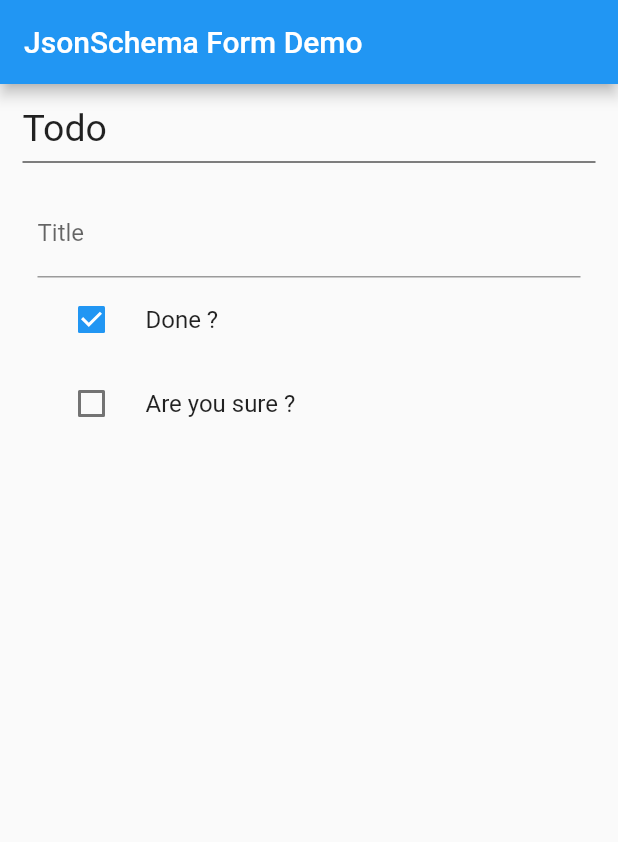
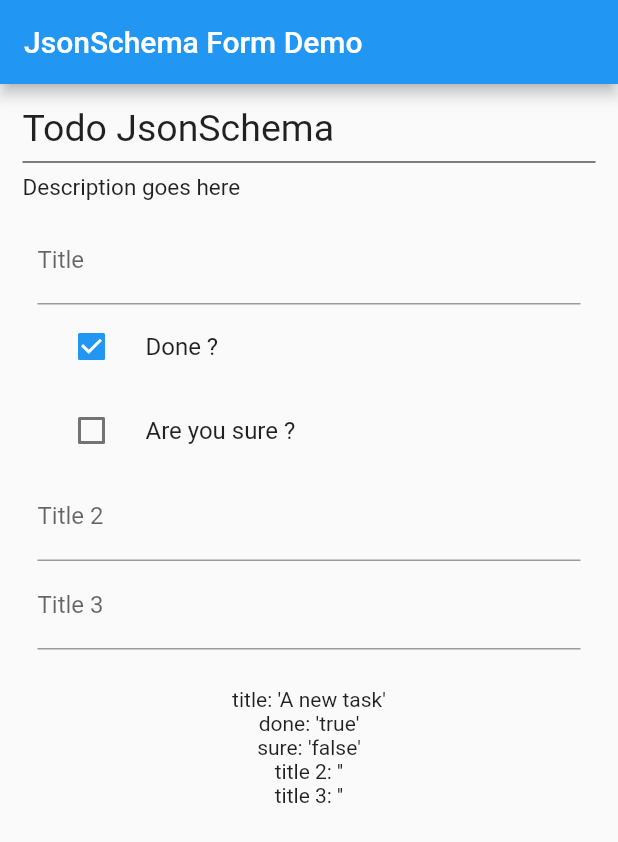
Before and after one commit to caztial/flutter-json-schema-form, a Flutter app: the screen it shows after launch, on a phone screen of 412 x 824 dp. Shown: the top 842 px of the screen. Run offline on Flutter 3.47's test engine with Material 2 defaults, Android fonts, the phone set to English and light mode, and no system bars; our stand-ins replace rxdart.

Commit message:
Added data binding to the form properties and display them

```diff
--- a/assets/testSchema.json
+++ b/assets/testSchema.json
@@ -1,10 +1,13 @@
 {
-  "title": "Todo",
+  "title": "Todo JsonSchema",
+  "description" : "Description goes here",
   "type": "object",
   "required": ["title"],
   "properties": {
     "title": {"type": "string", "title": "Title", "default": "A new task"},
     "done": {"type": "boolean", "title": "Done ?", "default": true},
-    "sure": {"type": "boolean", "title": "Are you sure ?", "default": false}
+    "sure": {"type": "boolean", "title": "Are you sure ?", "default": false},
+    "title 2": {"type": "string", "title": "Title 2"},
+    "title 3": {"type": "string", "title": "Title 3"}
   }
 }
--- a/lib/bloc/JsonSchemaBloc.dart
+++ b/lib/bloc/JsonSchemaBloc.dart
@@ -1,15 +1,69 @@
+import 'dart:async';
+
 import 'package:flutter/services.dart';
+import 'package:flutter_jsonschema/models/Properties.dart';
 import 'dart:convert';
-
+import 'package:rxdart/subjects.dart';
 import 'package:flutter_jsonschema/models/Schema.dart';
 
-class JsonSchemaBloc{
+class JsonSchemaBloc {
+  Map<String, BehaviorSubject<dynamic>> _formData =
+      Map<String, BehaviorSubject<dynamic>>();
 
-  Future<Schema> readFromFile() async{
-    String content = await rootBundle.loadString('assets/testSchema.json');
-    Map<String, dynamic> jsonMap =json.decode(content);
-    return Schema.fromJson(jsonMap);
+  Map<String, Stream<dynamic>> formData = Map<String, Stream<dynamic>>();
+
+  StreamController<Map<String, dynamic>> jsonDataAdd =
+      StreamController<Map<String, dynamic>>();
+
+  BehaviorSubject<Schema> _jsonSchema =
+      BehaviorSubject<Schema>(seedValue: null);
+
+  Stream<Schema> get jsonSchema => _jsonSchema;
+
+  JsonSchemaBloc() {
+    _jsonSchema.stream.listen((schema) {
+      initDataBinding(schema.properties);
+    });
+
+    jsonDataAdd.stream.listen((data){
+      data.forEach((key,value){
+        if(_formData.containsKey(key)){
+          _formData[key].add(value);
+        }
+      });
+    });
   }
 
+  Future<Schema> readFromFile() async {
+    String content = await rootBundle.loadString('assets/testSchema.json');
+    Map<String, dynamic> jsonMap = json.decode(content);
+    Schema schema = Schema.fromJson(jsonMap);
+    initDataBinding(schema.properties);
+    return schema;
+  }
 
+  void getTestSchema() async {
+    String content = await rootBundle.loadString('assets/testSchema.json');
+    Map<String, dynamic> jsonMap = json.decode(content);
+    _jsonSchema.add(Schema.fromJson(jsonMap));
+  }
+
+  void initDataBinding(List<Properties> properties) {
+    properties.forEach((prop) {
+      _formData[prop.id] = BehaviorSubject<dynamic>();
+      formData[prop.id] = _formData[prop.id].stream;
+      _formData[prop.id].add(prop.defaultValue);
+
+
+    });
+  }
+
+  dispose() {
+    _formData.forEach((key, value) {
+      value.close();
+    });
+
+    _jsonSchema.close();
+    jsonDataAdd.close();
+  }
 }
--- a/lib/main.dart
+++ b/lib/main.dart
@@ -1,5 +1,6 @@
 import 'package:flutter/material.dart';
 import 'package:flutter_jsonschema/bloc/JsonSchemaBloc.dart';
+import 'package:flutter_jsonschema/models/Properties.dart';
 import 'package:flutter_jsonschema/models/Schema.dart';
 
 void main() => runApp(MyApp());
@@ -9,18 +10,22 @@ class MyApp extends StatelessWidget {
   Widget build(BuildContext context) {
     final appTitle = 'JsonSchema Form Demo';
     JsonSchemaBloc jsonSchemaBloc = JsonSchemaBloc();
-
+    jsonSchemaBloc.getTestSchema();
+    //StreamBuilder<Schema>(stream: jsonSchemaBloc.jsonSchema, builder: (context, snapshot){},);
     return MaterialApp(
       title: appTitle,
       home: Scaffold(
         appBar: AppBar(
           title: Text(appTitle),
         ),
-        body: FutureBuilder<Schema>(
-          future: jsonSchemaBloc.readFromFile(),
+        body: StreamBuilder<Schema>(
+          stream: jsonSchemaBloc.jsonSchema,
           builder: (context, snapshot) {
             if (snapshot.hasData) {
-              return JsonSchemaForm(schema: snapshot.data);
+              return JsonSchemaForm(
+                schema: snapshot.data,
+                jsonSchemaBloc: jsonSchemaBloc,
+              );
             } else {
               return Container(
                 child: Center(
@@ -37,24 +42,29 @@ class MyApp extends StatelessWidget {
 
 class JsonSchemaForm extends StatefulWidget {
   final Schema schema;
+  final JsonSchemaBloc jsonSchemaBloc;
 
-  JsonSchemaForm({@required this.schema});
+  JsonSchemaForm({@required this.schema, this.jsonSchemaBloc});
 
   @override
   State<StatefulWidget> createState() {
-    return _jsonSchemaForm(schema: schema);
+    return _jsonSchemaForm(schema: schema, jsonSchemaBloc: jsonSchemaBloc);
   }
 }
 
 class _jsonSchemaForm extends State<JsonSchemaForm> {
   final Schema schema;
   final _formKey = GlobalKey<FormState>();
+  final JsonSchemaBloc jsonSchemaBloc;
 
-  _jsonSchemaForm({@required this.schema});
+  _jsonSchemaForm({@required this.schema, this.jsonSchemaBloc});
 
   @override
   Widget build(BuildContext context) {
-    return Form(
+    return SingleChildScrollView(
+      child: Column(
+        children: <Widget>[
+          Form(
             child: Container(
               padding: EdgeInsets.all(15.0),
               child: Column(
@@ -65,7 +75,7 @@ class _jsonSchemaForm extends State<JsonSchemaForm> {
                       children: <Widget>[
                         Container(
                           child: Text(
-                      schema.title,
+                            schema.title != null ? schema.title : '',
                             style: TextStyle(
                               fontSize: 25.0,
                             ),
@@ -73,6 +83,16 @@ class _jsonSchemaForm extends State<JsonSchemaForm> {
                         ),
                         Divider(
                           color: Colors.black,
+                        ),
+                        Container(
+                          child: Text(
+                            schema.description != null
+                                ? schema.description
+                                : '',
+                            style: TextStyle(
+                              fontSize: 15.0,
+                            ),
+                          ),
                         ),
                       ],
                     ),
@@ -90,6 +110,26 @@ class _jsonSchemaForm extends State<JsonSchemaForm> {
                 ],
               ),
             ),
+          ),
+          Container(
+            child: Column(
+              children: schema.properties.map<Widget>((item) {
+                return StreamBuilder(
+                  stream: jsonSchemaBloc.formData[item.id],
+                  builder: (context, snapshot) {
+                    if (snapshot.hasData) {
+                      return Text(
+                          item.id + ": '" + snapshot.data.toString() + "'");
+                    } else {
+                      return Text(item.id + ": ''");
+                    }
+                  },
+                );
+              }).toList(),
+            ),
+          ),
+        ],
+      ),
     );
   }
 
@@ -106,7 +146,12 @@ class _jsonSchemaForm extends State<JsonSchemaForm> {
 
   Widget getTextField(Properties properties) {
     return Container(
-      child: TextFormField(
+      child: TextField(
+        onChanged: (value) {
+          Map<String, dynamic> data = Map<String, dynamic>();
+          data[properties.id] = value;
+          jsonSchemaBloc.jsonDataAdd.add(data);
+        },
         decoration: InputDecoration(
           hintText:
               properties.defaultValue != null ? properties.defaultValue : '',
@@ -117,17 +162,29 @@ class _jsonSchemaForm extends State<JsonSchemaForm> {
   }
 
   Widget getCheckBox(Properties properties) {
-    return Container(
-      child: Column(
+    return StreamBuilder(
+      stream: jsonSchemaBloc.formData[properties.id],
+      builder: (context, snapshot){
+        if(snapshot.hasData){
+          return Column(
             children: <Widget>[
               CheckboxListTile(
-            value:  properties.defaultValue,
+                value: snapshot.data,
                 title: new Text(properties.title),
                 controlAffinity: ListTileControlAffinity.leading,
-            onChanged: (val){},
+                onChanged: (val) {
+                  Map<String, dynamic> data = Map<String, dynamic>();
+                  data[properties.id] = val;
+                  jsonSchemaBloc.jsonDataAdd.add(data);
+                },
               ),
             ],
-      )
+          );
+        }else{
+          return Container();
+        }
+
+      },
     );
   }
 }
--- /dev/null
+++ b/lib/models/Properties.dart
@@ -0,0 +1,24 @@
+class Properties {
+  String id;
+  String type;
+  String title;
+  dynamic defaultValue;
+  bool required;
+
+  Properties({
+    this.id,
+    this.type,
+    this.title,
+    this.defaultValue,
+    this.required,
+  });
+
+  factory Properties.fromJson(String propertyId, Map<String, dynamic> json) {
+    return Properties(
+      id: propertyId,
+      type: json['type'],
+      title: json['title'],
+      defaultValue: json['default'],
+    );
+  }
+}
--- a/lib/models/Schema.dart
+++ b/lib/models/Schema.dart
@@ -1,12 +1,16 @@
+import 'package:flutter_jsonschema/models/Properties.dart';
+
 class Schema {
   String title;
   String type;
+  String description;
   List<dynamic> required;
   List<Properties> properties;
 
   Schema({
     this.title,
     this.type,
+    this.description,
     this.required,
     this.properties,
   });
@@ -15,6 +19,7 @@ class Schema {
     Schema newSchema = Schema(
       title: json['title'],
       type: json['type'],
+      description: json['description'],
       required: json['required'],
     );
     newSchema.setProperties(json['properties'], newSchema.required);
@@ -31,6 +36,7 @@ class Schema {
       }
       props.add(
         Properties(
+          id: key,
           type: data['type'],
           title: data['title'],
           defaultValue: data['default'],
@@ -42,25 +48,3 @@ class Schema {
     this.properties = props;
   }
 }
-
-class Properties {
-  String type;
-  String title;
-  dynamic defaultValue;
-  bool required;
-
-  Properties({
-    this.type,
-    this.title,
-    this.defaultValue,
-    this.required,
-  });
-
-  factory Properties.fromJson(Map<String, dynamic> json) {
-    return Properties(
-      type: json['type'],
-      title: json['title'],
-      defaultValue: json['default'],
-    );
-  }
-}
--- a/pubspec.yaml
+++ b/pubspec.yaml
@@ -20,6 +20,7 @@ dependencies:
   # Use with the CupertinoIcons class for iOS style icons.
   cupertino_icons: ^0.1.2
   path_provider: ^0.5.0+1
+  rxdart: ^0.20.0
 
 dev_dependencies:
   flutter_test:
```
Lines whose indentation alone changed are shown as unchanged.
